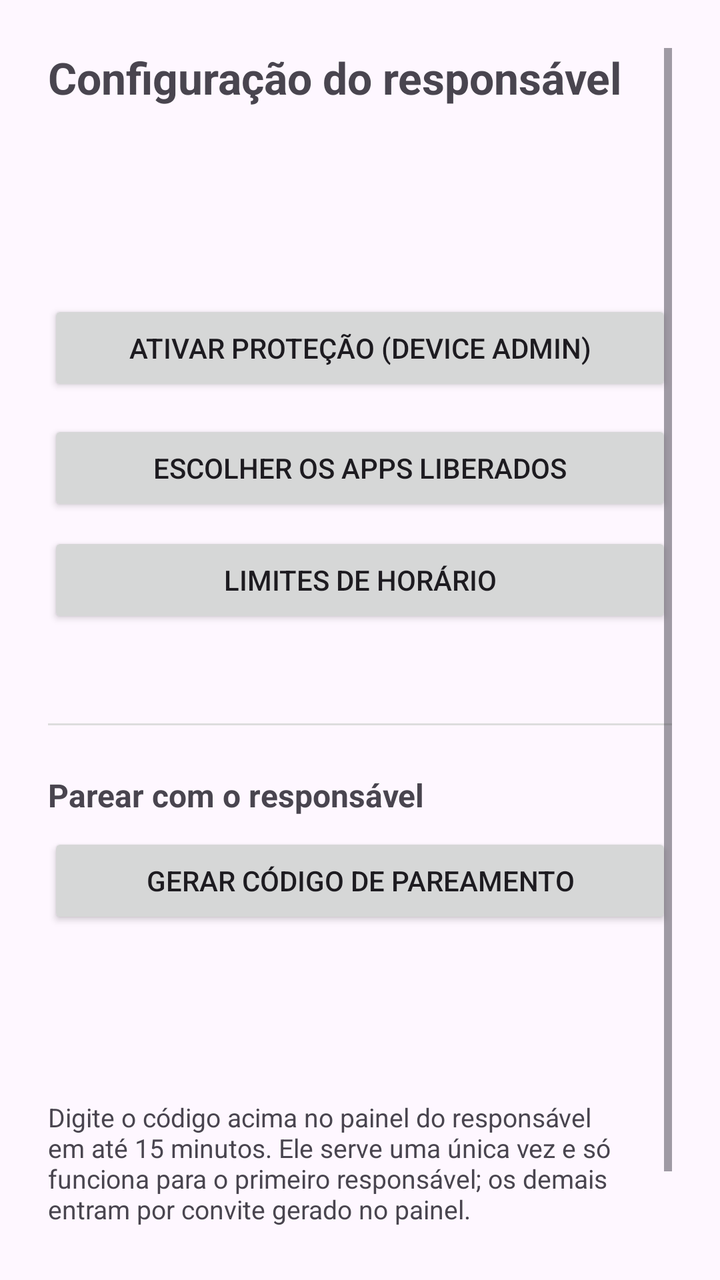
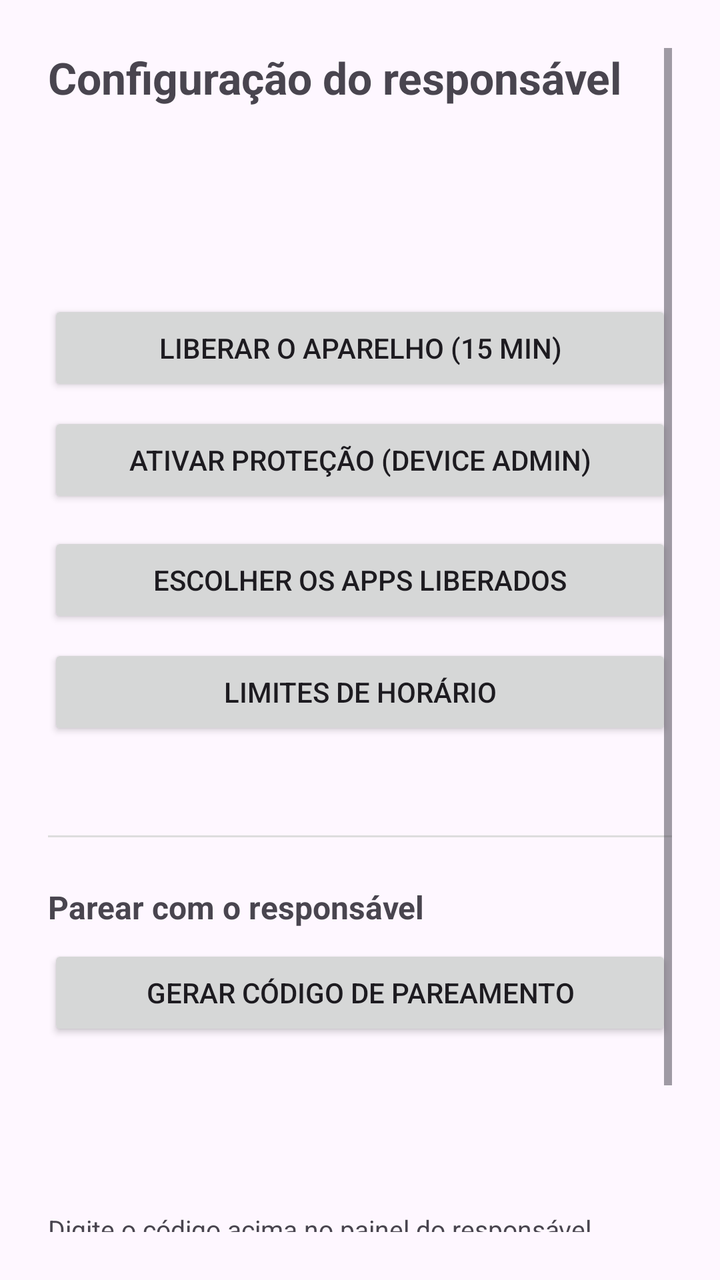

Compare the two renders of this Android layout. The source of the first and the diff that turns it into the second are given below.
<!-- AndroidManifest.xml: application theme Theme.ControleInfantil -->
<!-- res/layout/activity_setup.xml -->
<?xml version="1.0" encoding="utf-8"?>
<ScrollView xmlns:android="http://schemas.android.com/apk/res/android"
    android:layout_width="match_parent"
    android:layout_height="match_parent"
    android:padding="24dp">

    <LinearLayout
        android:layout_width="match_parent"
        android:layout_height="wrap_content"
        android:orientation="vertical">

        <TextView
            android:layout_width="match_parent"
            android:layout_height="wrap_content"
            android:text="@string/setup_title"
            android:textSize="22sp"
            android:textStyle="bold"
            android:paddingBottom="16dp" />

        <TextView
            android:id="@+id/status"
            android:layout_width="match_parent"
            android:layout_height="wrap_content"
            android:textSize="16sp"
            android:paddingBottom="16dp" />

        <TextView
            android:id="@+id/deviceId"
            android:layout_width="match_parent"
            android:layout_height="wrap_content"
            android:textSize="14sp"
            android:textIsSelectable="true"
            android:paddingBottom="24dp" />

        <Button
            android:id="@+id/btnOverlay"
            style="@style/Widget.Material3.Button.TonalButton"
            android:layout_width="match_parent"
            android:layout_height="wrap_content"
            android:layout_marginBottom="8dp"
            android:text="@string/overlay_button"
            android:visibility="gone" />

        <Button
            android:id="@+id/btnAccessibility"
            style="@style/Widget.Material3.Button.TonalButton"
            android:layout_width="match_parent"
            android:layout_height="wrap_content"
            android:layout_marginBottom="8dp"
            android:text="@string/accessibility_button"
            android:visibility="gone" />

        <Button
            android:id="@+id/btnEnableAdmin"
            android:layout_width="match_parent"
            android:layout_height="wrap_content"
            android:text="@string/enable_admin" />

        <Button
            android:id="@+id/btnChooseApps"
            android:layout_width="match_parent"
            android:layout_height="wrap_content"
            android:text="@string/choose_apps"
            android:layout_marginTop="12dp" />

        <Button
            android:id="@+id/btnSchedule"
            android:layout_width="match_parent"
            android:layout_height="wrap_content"
            android:text="@string/schedule_button"
            android:layout_marginTop="8dp" />

        <TextView
            android:id="@+id/allowedSummary"
            android:layout_width="match_parent"
            android:layout_height="wrap_content"
            android:textSize="13sp"
            android:paddingTop="6dp" />

        <View
            android:layout_width="match_parent"
            android:layout_height="1dp"
            android:background="#DDDDDD"
            android:layout_marginVertical="24dp" />

        <TextView
            android:layout_width="match_parent"
            android:layout_height="wrap_content"
            android:text="@string/pairing_title"
            android:textStyle="bold"
            android:textSize="16sp"
            android:paddingBottom="8dp" />

        <Button
            android:id="@+id/btnPairingCode"
            android:layout_width="match_parent"
            android:layout_height="wrap_content"
            android:text="@string/pairing_button" />

        <TextView
            android:id="@+id/pairingCode"
            android:layout_width="match_parent"
            android:layout_height="wrap_content"
            android:gravity="center"
            android:textSize="28sp"
            android:textStyle="bold"
            android:letterSpacing="0.15"
            android:textIsSelectable="true"
            android:paddingVertical="12dp" />

        <TextView
            android:layout_width="match_parent"
            android:layout_height="wrap_content"
            android:text="@string/setup_hint"
            android:textSize="13sp"
            android:paddingTop="24dp" />

        
        <Button
            android:id="@+id/btnReleaseDevice"
            style="@style/Widget.Material3.Button.TextButton"
            android:layout_width="match_parent"
            android:layout_height="wrap_content"
            android:layout_marginTop="24dp"
            android:text="@string/release_button"
            android:textColor="#B00020"
            android:visibility="gone" />

    </LinearLayout>
</ScrollView>
<!-- resources referenced by this layout -->
<resources>
  <string name="accessibility_button">Ativar bloqueio de apps</string>
  <string name="choose_apps">Escolher os apps liberados</string>
  <string name="enable_admin">Ativar proteção (Device Admin)</string>
  <string name="overlay_button">Permitir bloqueio de tela</string>
  <string name="pairing_button">Gerar código de pareamento</string>
  <string name="pairing_title">Parear com o responsável</string>
  <string name="release_button">Remover o controle deste aparelho</string>
  <string name="schedule_button">Limites de horário</string>
  <string name="setup_hint">Digite o código acima no painel do responsável em até 15 minutos. Ele serve uma única vez e só funciona para o primeiro responsável; os demais entram por convite gerado no painel.\n\nPara reiniciar o aparelho e forçar o GPS, o app precisa ser instalado como Device Owner via ADB (veja docs/PROVISIONAMENTO.md).</string>
  <string name="setup_title">Configuração do responsável</string>
  <style name="Theme.ControleInfantil" parent="Theme.Material3.DayNight.NoActionBar">
          <item name="colorPrimary">@color/primary</item>
          <item name="colorPrimaryDark">@color/primaryDark</item>
          <item name="android:statusBarColor" tools:targetApi="l">@color/primaryDark</item>
      </style>
  <color name="primary">#00695C</color>
  <color name="primaryDark">#004D40</color>
</resources>

<!-- the commit's change to res/layout/activity_setup.xml (unified diff, before → after) -->
@@ -39,6 +39,22 @@
             android:layout_height="wrap_content"
             android:layout_marginBottom="8dp"
             android:text="@string/overlay_button"
+            android:visibility="gone" />
+
+        <Button
+            android:id="@+id/btnUnlockDevice"
+            android:layout_width="match_parent"
+            android:layout_height="wrap_content"
+            android:layout_marginBottom="8dp"
+            android:text="@string/unlock_device_button" />
+
+        <Button
+            android:id="@+id/btnRelock"
+            style="@style/Widget.Material3.Button.TonalButton"
+            android:layout_width="match_parent"
+            android:layout_height="wrap_content"
+            android:layout_marginBottom="8dp"
+            android:text="@string/relock_button"
             android:visibility="gone" />
 
         <Button
<!-- resource entries referenced after the edit -->
@@ -7,9 +7,11 @@
   <string name="pairing_button">Gerar código de pareamento</string>
   <string name="pairing_title">Parear com o responsável</string>
   <string name="release_button">Remover o controle deste aparelho</string>
+  <string name="relock_button">Reativar o bloqueio agora</string>
   <string name="schedule_button">Limites de horário</string>
   <string name="setup_hint">Digite o código acima no painel do responsável em até 15 minutos. Ele serve uma única vez e só funciona para o primeiro responsável; os demais entram por convite gerado no painel.\n\nPara reiniciar o aparelho e forçar o GPS, o app precisa ser instalado como Device Owner via ADB (veja docs/PROVISIONAMENTO.md).</string>
   <string name="setup_title">Configuração do responsável</string>
+  <string name="unlock_device_button">Liberar o aparelho (15 min)</string>
   <style name="Theme.ControleInfantil" parent="Theme.Material3.DayNight.NoActionBar">
           <item name="colorPrimary">@color/primary</item>
           <item name="colorPrimaryDark">@color/primaryDark</item>
